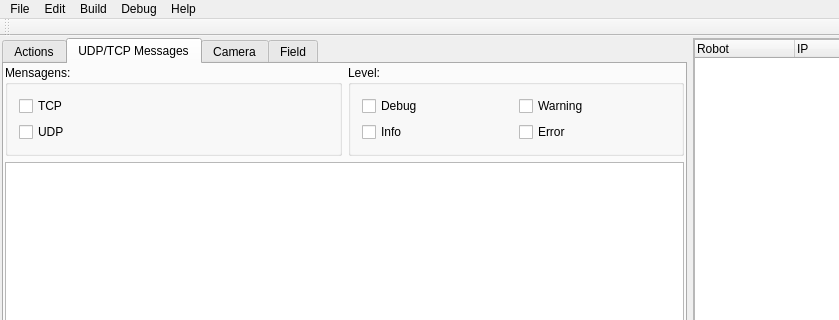
Before: the Qt Designer form supervisorio/mainwindow.ui in pedrohsreis/Supervisorio, drawn with Qt 5; both pictures show x 0 to 839 and y 0 to 320 of the 953 by 643 pixel window.
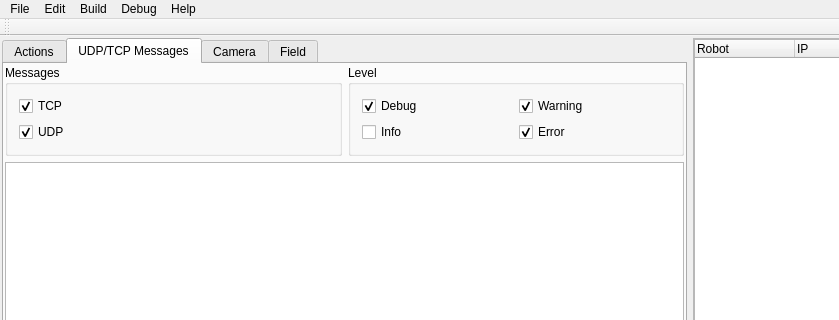
After: the same form once the commit is applied. The open tabs and pages were chosen to show the change. Icons and pictures are not drawn.

Commit message: Fix language and set default levels

```diff
--- a/supervisorio/mainwindow.ui
+++ b/supervisorio/mainwindow.ui
@@ -895,7 +895,7 @@
                 <item>
                  <widget class="QGroupBox" name="gBMensagens">
                   <property name="title">
-                   <string>Mensagens:</string>
+                   <string>Messages</string>
                   </property>
                   <layout class="QVBoxLayout" name="verticalLayout">
                    <item>
@@ -903,6 +903,9 @@
                      <property name="text">
                       <string>TCP</string>
                      </property>
+                     <property name="checked">
+                      <bool>true</bool>
+                     </property>
                     </widget>
                    </item>
                    <item>
@@ -910,6 +913,9 @@
                      <property name="text">
                       <string>UDP</string>
                      </property>
+                     <property name="checked">
+                      <bool>true</bool>
+                     </property>
                     </widget>
                    </item>
                   </layout>
@@ -918,7 +924,7 @@
                 <item>
                  <widget class="QGroupBox" name="gbLevel">
                   <property name="title">
-                   <string>Level:</string>
+                   <string>Level</string>
                   </property>
                   <layout class="QGridLayout" name="gridLayout_8">
                    <item row="0" column="1">
@@ -926,6 +932,9 @@
                      <property name="text">
                       <string>Warning</string>
                      </property>
+                     <property name="checked">
+                      <bool>true</bool>
+                     </property>
                     </widget>
                    </item>
                    <item row="1" column="0">
@@ -940,6 +949,9 @@
                      <property name="text">
                       <string>Debug</string>
                      </property>
+                     <property name="checked">
+                      <bool>true</bool>
+                     </property>
                     </widget>
                    </item>
                    <item row="1" column="1">
@@ -947,6 +959,9 @@
                      <property name="text">
                       <string>Error</string>
                      </property>
+                     <property name="checked">
+                      <bool>true</bool>
+                     </property>
                     </widget>
                    </item>
                   </layout>
```
Left out of the diff: 2 changed lines with no effect on the pictures. The commit also changes 1 other file.
